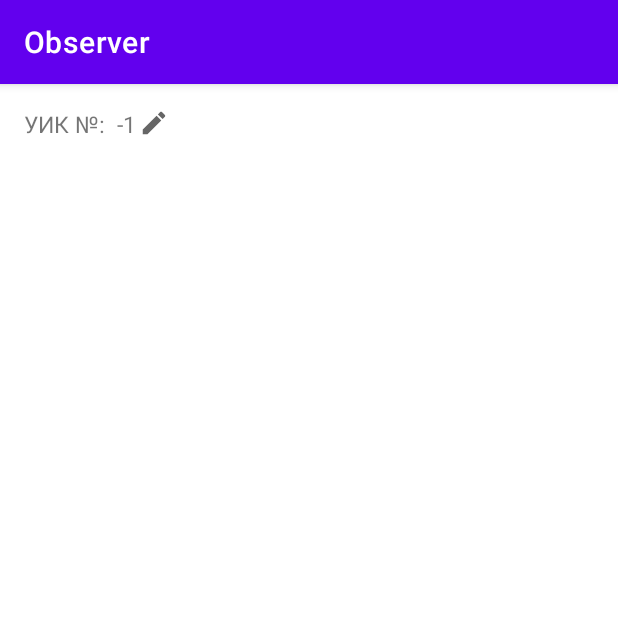
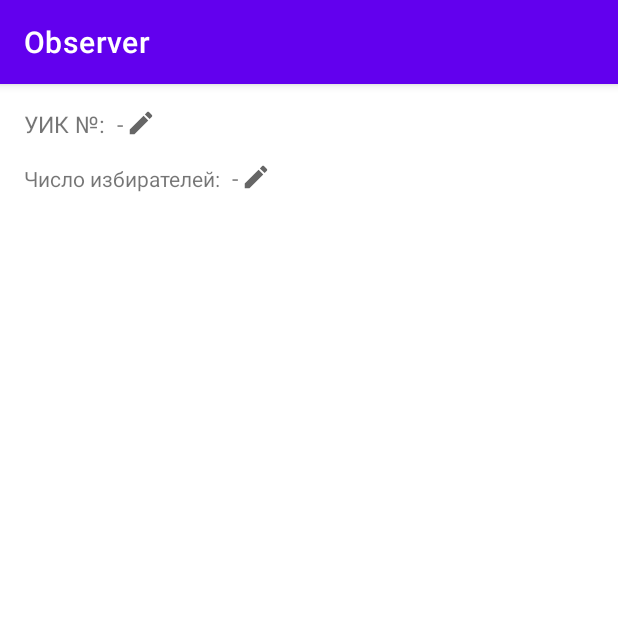
Before and after one commit to MatveyVlasov/observer, an Android app: the MainFragment screen opened directly, with no data from a screen before it, on a phone screen of 412 x 824 dp, the top half of it. Run offline under Robolectric (Android 15) with nearby library versions, the phone set to English and light mode, and no system bars; our stand-ins replace Room's generated code, data binding.

Commit message:
totalVoters field added

```diff
--- a/app/src/main/java/ru/elections/observer/ElectionViewModel.kt
+++ b/app/src/main/java/ru/elections/observer/ElectionViewModel.kt
@@ -13,9 +13,9 @@ import ru.elections.observer.database.ElectionDatabaseDao
 class ElectionViewModel(
     val database: ElectionDatabaseDao) : ViewModel() {
 
-    private var _lastElection = MutableLiveData<Election?>()
-    val lastElection: LiveData<Election?>
-        get() = _lastElection
+    private var _currentElection = MutableLiveData<Election?>()
+    val currentElection: LiveData<Election?>
+        get() = _currentElection
 
     private var _navigateToMainFragment = MutableLiveData<Boolean>()
     val navigateToMainFragment: LiveData<Boolean>
@@ -25,25 +25,31 @@ class ElectionViewModel(
 
     init {
         //viewModelScope.launch { database.clear() }
-        Log.i("Current init", "It's INIT block")
-        initializeLastElection()
+        initializecurrentElection()
         _navigateToMainFragment.value = false
     }
 
 
-    private fun initializeLastElection() {
-        Log.i("Current init", "Heq")
+    private fun initializecurrentElection() {
         viewModelScope.launch {
-            _lastElection.value = database.getLast()
+            _currentElection.value = database.getLast()
             size.value = database.getSize()
-            Log.i("Current init", size.value.toString())
         }
     }
 
     fun onPollingStationChanged(station: Int) {
         viewModelScope.launch {
-            _lastElection.value = _lastElection.value?.also {
+            _currentElection.value = _currentElection.value?.also {
                 it.pollingStation = station
+                database.update(it)
+            }
+        }
+    }
+
+    fun onTotalVotersChanged(voters: Int) {
+        viewModelScope.launch {
+            _currentElection.value = _currentElection.value?.also {
+                it.totalVoters = voters
                 database.update(it)
             }
         }
@@ -53,7 +59,7 @@ class ElectionViewModel(
         viewModelScope.launch {
             val job: Job = viewModelScope.launch {
                 database.insert(Election())
-                initializeLastElection()
+                initializecurrentElection()
             }
             job.join()
             _navigateToMainFragment.value = true
--- a/app/src/main/java/ru/elections/observer/MainFragment.kt
+++ b/app/src/main/java/ru/elections/observer/MainFragment.kt
@@ -1,6 +1,7 @@
 package ru.elections.observer
 
 import android.os.Bundle
+import android.text.Editable
 import android.util.Log
 import android.view.LayoutInflater
 import android.view.View
@@ -40,20 +41,38 @@ class MainFragment : Fragment() {
 
         binding.pollingStationEdit.setOnEditorActionListener { _, actionId, _ ->
             if (actionId == EditorInfo.IME_ACTION_DONE) {
-                onPollingStationChosen(binding.pollingStationEdit.text.toString().toInt())
+                val text = binding.pollingStationEdit.text.toString()
+                if (text.isEmpty()) return@setOnEditorActionListener false
+                onPollingStationChosen(text.toInt())
             }
             false
         }
 
-        viewModel.lastElection.observe(viewLifecycleOwner, {
-            Log.i("Current value LAST", it.toString())
-            Log.i("Current size LAST", viewModel.size.value.toString())
+        binding.totalVotersEdit.setOnEditorActionListener { _, actionId, _ ->
+            if (actionId == EditorInfo.IME_ACTION_DONE) {
+                val text = binding.totalVotersEdit.text.toString()
+                if (text.isEmpty()) return@setOnEditorActionListener false
+                onTotalVotersChosen(text.toInt())
+            }
+            false
+        }
+
+        viewModel.currentElection.observe(viewLifecycleOwner, {
             if (it == null) navigateToTitle()
-            binding.pollingStationNumber.text = (it?.pollingStation ?: "-").toString()
+            else {
+                binding.pollingStationNumber.text =
+                    if (it.pollingStation == -1)  "-" else it.pollingStation.toString()
+                binding.totalVotersNumber.text =
+                    if (it.totalVoters == -1)  "-" else it.totalVoters.toString()
+            }
         })
 
-        binding.iconEdit.setOnClickListener {
-            onEditIconSelected()
+        binding.pollingStationIconEdit.setOnClickListener {
+            onPollingStationIconEditSelected()
+        }
+
+        binding.totalVotersIconEdit.setOnClickListener {
+            onTotalVotersIconEditSelected()
         }
 
         return binding.root
@@ -66,17 +85,40 @@ class MainFragment : Fragment() {
     private fun onPollingStationChosen(station: Int) {
         binding.apply {
             pollingStationEdit.visibility = View.GONE
-            iconEdit.visibility = View.VISIBLE
+            pollingStationIconEdit.visibility = View.VISIBLE
             pollingStationNumber.visibility = View.VISIBLE
             viewModel.onPollingStationChanged(station)
         }
     }
 
-    private fun onEditIconSelected() {
+    private fun onTotalVotersChosen(voters: Int) {
+        binding.apply {
+            totalVotersEdit.visibility = View.GONE
+            totalVotersIconEdit.visibility = View.VISIBLE
+            totalVotersNumber.visibility = View.VISIBLE
+            viewModel.onTotalVotersChanged(voters)
+        }
+    }
+
+    private fun onPollingStationIconEditSelected() {
         binding.apply {
             pollingStationEdit.visibility = View.VISIBLE
-            iconEdit.visibility = View.GONE
+            pollingStationIconEdit.visibility = View.GONE
             pollingStationNumber.visibility = View.GONE
+            if (viewModel.currentElection.value?.pollingStation == -1) {
+                pollingStationEdit.text = Editable.Factory.getInstance().newEditable("")
+            }
+        }
+    }
+
+    private fun onTotalVotersIconEditSelected() {
+        binding.apply {
+            totalVotersEdit.visibility = View.VISIBLE
+            totalVotersIconEdit.visibility = View.GONE
+            totalVotersNumber.visibility = View.GONE
+            if (viewModel.currentElection.value?.totalVoters == -1) {
+                totalVotersEdit.text = Editable.Factory.getInstance().newEditable("")
+            }
         }
     }
 
--- a/app/src/main/java/ru/elections/observer/database/Election.kt
+++ b/app/src/main/java/ru/elections/observer/database/Election.kt
@@ -10,7 +10,10 @@ data class Election(
     var electionId: Long = 0L,
 
     @ColumnInfo(name = "polling_station")
-    var pollingStation: Int = -1
+    var pollingStation: Int = -1,
+
+    @ColumnInfo(name = "total_voters")
+    var totalVoters: Int = -1
 ) {
 
 }
--- a/app/src/main/java/ru/elections/observer/database/ElectionDatabase.kt
+++ b/app/src/main/java/ru/elections/observer/database/ElectionDatabase.kt
@@ -5,7 +5,7 @@ import androidx.room.Database
 import androidx.room.Room
 import androidx.room.RoomDatabase
 
-@Database(entities = [Election::class], version = 1, exportSchema = false)
+@Database(entities = [Election::class], version = 2, exportSchema = false)
 abstract class ElectionDatabase : RoomDatabase() {
     abstract val electionDatabaseDao: ElectionDatabaseDao
 
--- a/app/src/main/res/layout/fragment_main.xml
+++ b/app/src/main/res/layout/fragment_main.xml
@@ -33,7 +33,7 @@
             android:imeOptions="actionDone"
             android:inputType="number"
             android:maxLength="5"
-            android:text="@{Integer.toString(electionViewModel.lastElection.pollingStation)}"
+            android:text="@{Integer.toString(electionViewModel.currentElection.pollingStation)}"
             android:textSize="@dimen/plain_text"
             android:visibility="gone"
             app:layout_constraintBaseline_toBaselineOf="@+id/polling_station_text"
@@ -50,7 +50,7 @@
             app:layout_constraintStart_toEndOf="@+id/polling_station_text" />
 
         <ImageView
-            android:id="@+id/icon_edit"
+            android:id="@+id/polling_station_icon_edit"
             android:layout_width="wrap_content"
             android:layout_height="20dp"
             android:layout_marginTop="16dp"
@@ -59,6 +59,51 @@
             app:layout_constraintTop_toTopOf="parent"
             app:srcCompat="@drawable/ic_baseline_edit_24" />
 
+        <TextView
+            android:id="@+id/total_voters_text"
+            android:layout_width="wrap_content"
+            android:layout_height="wrap_content"
+            android:layout_marginStart="16dp"
+            android:layout_marginTop="16dp"
+            android:text="@string/total_voters"
+            app:layout_constraintStart_toStartOf="parent"
+            app:layout_constraintTop_toBottomOf="@+id/polling_station_text" />
+
+        <EditText
+            android:id="@+id/total_voters_edit"
+            android:layout_width="wrap_content"
+            android:layout_height="wrap_content"
+            android:autofillHints="no"
+            android:imeOptions="actionDone"
+            android:inputType="number"
+            android:maxLength="5"
+            android:text="@{Integer.toString(electionViewModel.currentElection.totalVoters)}"
+            android:textSize="@dimen/plain_text"
+            android:visibility="gone"
+            app:layout_constraintBaseline_toBaselineOf="@+id/total_voters_text"
+            app:layout_constraintStart_toEndOf="@+id/total_voters_text" />
+
+
+        <TextView
+            android:id="@+id/total_voters_number"
+            android:layout_width="wrap_content"
+            android:layout_height="wrap_content"
+            android:layout_marginStart="8dp"
+            android:textSize="@dimen/plain_text"
+            android:visibility="visible"
+            app:layout_constraintBaseline_toBaselineOf="@+id/total_voters_text"
+            app:layout_constraintStart_toEndOf="@+id/total_voters_text" />
+
+        <ImageView
+            android:id="@+id/total_voters_icon_edit"
+            android:layout_width="wrap_content"
+            android:layout_height="20dp"
+            android:layout_marginTop="52dp"
+            android:visibility="visible"
+            app:layout_constraintStart_toEndOf="@+id/total_voters_number"
+            app:layout_constraintTop_toTopOf="parent"
+            app:srcCompat="@drawable/ic_baseline_edit_24" />
+
 
     </androidx.constraintlayout.widget.ConstraintLayout>
 </layout>
--- a/app/src/main/res/values/strings.xml
+++ b/app/src/main/res/values/strings.xml
@@ -1,7 +1,6 @@
 <resources>
     <string name="app_name">Observer</string>
     <string name="polling_station">УИК №:</string>
-    <!-- TODO: Remove or change this placeholder text -->
-    <string name="hello_blank_fragment">Hello blank fragment</string>
     <string name="new_election">Новые выборы</string>
+    <string name="total_voters">Число избирателей:</string>
 </resources>
```
